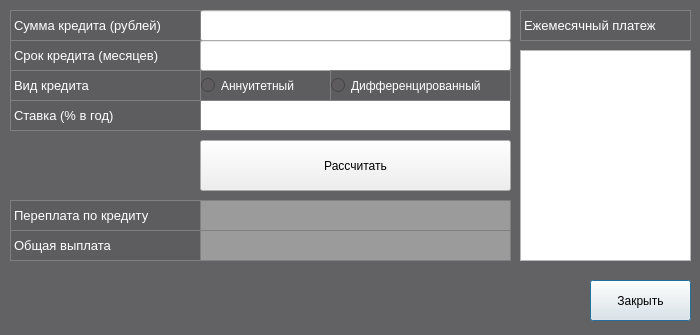
This is src/Calculator/calculator/view/calculator/credit.ui in HV220/SmartCalculator as Qt 5 draws it before an edit. The edited form follows.
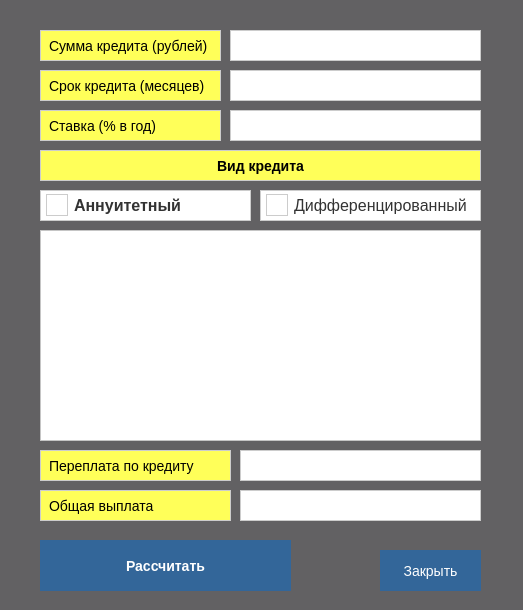
This is the edited form.

Commit message: fix some bags and ui credit main changed

```diff
--- a/src/Calculator/calculator/view/calculator/credit.ui
+++ b/src/Calculator/calculator/view/calculator/credit.ui
@@ -6,8 +6,8 @@
    <rect>
     <x>0</x>
     <y>0</y>
-    <width>700</width>
-    <height>335</height>
+    <width>523</width>
+    <height>610</height>
    </rect>
   </property>
   <property name="minimumSize">
@@ -18,8 +18,8 @@
   </property>
   <property name="maximumSize">
    <size>
-    <width>700</width>
-    <height>335</height>
+    <width>523</width>
+    <height>610</height>
    </size>
   </property>
   <property name="windowTitle">
@@ -33,18 +33,54 @@
   <widget class="QRadioButton" name="radioButton_diff">
    <property name="geometry">
     <rect>
-     <x>330</x>
-     <y>70</y>
-     <width>181</width>
+     <x>260</x>
+     <y>190</y>
+     <width>221</width>
      <height>31</height>
     </rect>
    </property>
+   <property name="font">
+    <font>
+     <family>Arial</family>
+     <pointsize>-1</pointsize>
+     <weight>50</weight>
+     <italic>false</italic>
+     <bold>false</bold>
+    </font>
+   </property>
    <property name="styleSheet">
-    <string notr="true">QRadioButton{
-font:8pt &quot;.AppleSystemUIFont&quot;;
-	color: rgb(255, 255, 255);
-     border: 1px solid grey;
-	background-color: rgba(93, 92, 94, 209);
+    <string notr="true">QRadioButton {
+    font-family: Arial;
+    font-size: 16px;
+    color: #333333;
+    background-color: #ffffff;
+    border: 1px solid #cccccc;
+    padding: 5px;
+}
+
+QRadioButton::indicator {
+    width: 20px;
+    height: 20px;
+}
+
+QRadioButton::indicator:checked {
+    background-color: #336699;
+    border: 1px solid #336699;
+}
+
+QRadioButton::indicator:unchecked {
+    background-color: #ffffff;
+    border: 1px solid #cccccc;
+}
+
+QRadioButton::indicator:hover {
+    background-color: #dddddd;
+    border: 1px solid #999999;
+}
+
+QRadioButton::indicator:checked:hover {
+    background-color: #336699;
+    border: 1px solid #336699;
 }</string>
    </property>
    <property name="text">
@@ -54,53 +90,156 @@
   <widget class="QLineEdit" name="period">
    <property name="geometry">
     <rect>
-     <x>200</x>
-     <y>40</y>
-     <width>311</width>
+     <x>230</x>
+     <y>70</y>
+     <width>251</width>
      <height>31</height>
     </rect>
    </property>
+   <property name="styleSheet">
+    <string notr="true">QLineEdit {
+    font-family: Arial;
+    font-size: 14px;
+    color: #333333;
+    background-color: #ffffff;
+    border: 1px solid #cccccc;
+    padding: 5px;
+}
+
+QLineEdit:hover {
+    background-color: #f2f2f2;
+    border-color: #336699;
+}
+
+QLineEdit:focus {
+    border-color: #336699;
+}
+
+QLineEdit:disabled {
+    background-color: #f2f2f2;
+    color: #999999;
+}</string>
+   </property>
   </widget>
   <widget class="QLineEdit" name="interest_ratebool">
    <property name="geometry">
     <rect>
-     <x>200</x>
-     <y>100</y>
-     <width>311</width>
+     <x>230</x>
+     <y>110</y>
+     <width>251</width>
      <height>31</height>
     </rect>
    </property>
    <property name="styleSheet">
-    <string notr="true">QLineEdit{
-   border: 1px solid grey;
+    <string notr="true">QLineEdit {
+    font-family: Arial;
+    font-size: 14px;
+    color: #333333;
+    background-color: #ffffff;
+    border: 1px solid #cccccc;
+    padding: 5px;
+}
+
+QLineEdit:hover {
+    background-color: #f2f2f2;
+    border-color: #336699;
+}
+
+QLineEdit:focus {
+    border-color: #336699;
+}
+
+QLineEdit:disabled {
+    background-color: #f2f2f2;
+    color: #999999;
 }</string>
    </property>
   </widget>
   <widget class="QLineEdit" name="total_loan_amount">
    <property name="geometry">
     <rect>
-     <x>200</x>
-     <y>10</y>
-     <width>311</width>
+     <x>230</x>
+     <y>30</y>
+     <width>251</width>
      <height>31</height>
     </rect>
    </property>
+   <property name="styleSheet">
+    <string notr="true">QLineEdit {
+    font-family: Arial;
+    font-size: 14px;
+    color: #333333;
+    background-color: #ffffff;
+    border: 1px solid #cccccc;
+    padding: 5px;
+}
+
+QLineEdit:hover {
+    background-color: #f2f2f2;
+    border-color: #336699;
+}
+
+QLineEdit:focus {
+    border-color: #336699;
+}
+
+QLineEdit:disabled {
+    background-color: #f2f2f2;
+    color: #999999;
+}</string>
+   </property>
   </widget>
   <widget class="QRadioButton" name="radioButton_annuit">
    <property name="geometry">
     <rect>
-     <x>200</x>
-     <y>70</y>
-     <width>131</width>
+     <x>40</x>
+     <y>190</y>
+     <width>211</width>
      <height>31</height>
     </rect>
    </property>
+   <property name="font">
+    <font>
+     <family>Arial</family>
+     <pointsize>-1</pointsize>
+     <weight>75</weight>
+     <italic>false</italic>
+     <bold>true</bold>
+    </font>
+   </property>
    <property name="styleSheet">
-    <string notr="true">QRadioButton{
-font:8pt &quot;.AppleSystemUIFont&quot;;
-	color: rgb(255, 255, 255);
-     border: 1px solid grey;
-	background-color: rgba(93, 92, 94, 209);
+    <string notr="true">QRadioButton {
+    font-family: Arial;
+    font-size: 16px;
+    color: #333333;
+    background-color: #ffffff;
+    border: 1px solid #cccccc;
+    padding: 5px;
+}
+
+QRadioButton::indicator {
+    width: 20px;
+    height: 20px;
+}
+
+QRadioButton::indicator:checked {
+    background-color: #336699;
+    border: 1px solid #336699;
+}
+
+QRadioButton::indicator:unchecked {
+    background-color: #ffffff;
+    border: 1px solid #cccccc;
+}
+
+QRadioButton::indicator:hover {
+    background-color: #dddddd;
+    border: 1px solid #999999;
+}
+
+QRadioButton::indicator:checked:hover {
+    background-color: #336699;
+    border: 1px solid #336699;
 }</string>
    </property>
    <property name="text">
@@ -110,27 +249,42 @@
   <widget class="QLabel" name="label_period">
    <property name="geometry">
     <rect>
-     <x>10</x>
-     <y>40</y>
-     <width>191</width>
+     <x>40</x>
+     <y>70</y>
+     <width>181</width>
      <height>31</height>
     </rect>
    </property>
    <property name="font">
     <font>
-     <family>.AppleSystemUIFont</family>
-     <pointsize>10</pointsize>
+     <family>Arial</family>
+     <pointsize>-1</pointsize>
      <weight>50</weight>
      <italic>false</italic>
      <bold>false</bold>
     </font>
    </property>
    <property name="styleSheet">
-    <string notr="true">QLabel{
-font:10pt &quot;.AppleSystemUIFont&quot;;
-	color: rgb(255, 255, 255);
-     border: 1px solid grey;
-	background-color: rgba(93, 92, 94, 209);
+    <string notr="true">QLabel {
+    font-family: Arial;
+    font-size: 14px;
+    color: #000000;
+    background-color: #FFFF59;
+    padding: 5px;
+    border: 1px solid #cccccc;
+}
+
+QLabel#styledLabel {
+    font-weight: bold;
+}
+
+QLabel#highlightedLabel {
+    background-color: #FFFF59;
+}
+
+QLabel#styledHighlightedLabel {
+    font-weight: bold;
+    background-color: #FFFF59;
 }</string>
    </property>
    <property name="text">
@@ -140,27 +294,42 @@
   <widget class="QLabel" name="label_bet">
    <property name="geometry">
     <rect>
-     <x>10</x>
-     <y>100</y>
-     <width>191</width>
+     <x>40</x>
+     <y>110</y>
+     <width>181</width>
      <height>31</height>
     </rect>
    </property>
    <property name="font">
     <font>
-     <family>.AppleSystemUIFont</family>
-     <pointsize>10</pointsize>
+     <family>Arial</family>
+     <pointsize>-1</pointsize>
      <weight>50</weight>
      <italic>false</italic>
      <bold>false</bold>
     </font>
    </property>
    <property name="styleSheet">
-    <string notr="true">QLabel{
-font:10pt &quot;.AppleSystemUIFont&quot;;
-	color: rgb(255, 255, 255);
-     border: 1px solid grey;
-	background-color: rgba(93, 92, 94, 209);
+    <string notr="true">QLabel {
+    font-family: Arial;
+    font-size: 14px;
+    color: #000000;
+    background-color: #FFFF59;
+    padding: 5px;
+    border: 1px solid #cccccc;
+}
+
+QLabel#styledLabel {
+    font-weight: bold;
+}
+
+QLabel#highlightedLabel {
+    background-color: #FFFF59;
+}
+
+QLabel#styledHighlightedLabel {
+    font-weight: bold;
+    background-color: #FFFF59;
 }</string>
    </property>
    <property name="text">
@@ -170,57 +339,90 @@
   <widget class="QLabel" name="label_type">
    <property name="geometry">
     <rect>
-     <x>10</x>
-     <y>70</y>
-     <width>191</width>
+     <x>40</x>
+     <y>150</y>
+     <width>441</width>
      <height>31</height>
     </rect>
    </property>
    <property name="font">
     <font>
-     <family>.AppleSystemUIFont</family>
-     <pointsize>10</pointsize>
-     <weight>50</weight>
+     <family>Arial</family>
+     <pointsize>-1</pointsize>
+     <weight>75</weight>
      <italic>false</italic>
-     <bold>false</bold>
+     <bold>true</bold>
     </font>
    </property>
    <property name="styleSheet">
-    <string notr="true">QLabel{
-font:10pt &quot;.AppleSystemUIFont&quot;;
-	color: rgb(255, 255, 255);
-     border: 1px solid grey;
-	background-color: rgba(93, 92, 94, 209);
+    <string notr="true">QLabel {
+    font-family: Arial;
+    font-size: 14px;
+    color: #000000;
+    background-color: #FFFF59;
+    padding: 5px;
+    border: 1px solid #cccccc;
+}
+
+QLabel#styledLabel {
+    font-weight: bold;
+}
+
+QLabel#highlightedLabel {
+    background-color: #FFFF59;
+}
+
+QLabel#styledHighlightedLabel {
+    font-weight: bold;
+    background-color: #FFFF59;
 }</string>
    </property>
    <property name="text">
     <string>Вид кредита</string>
    </property>
+   <property name="alignment">
+    <set>Qt::AlignCenter</set>
+   </property>
   </widget>
   <widget class="QLabel" name="label_summ">
    <property name="geometry">
     <rect>
-     <x>10</x>
-     <y>10</y>
-     <width>191</width>
+     <x>40</x>
+     <y>30</y>
+     <width>181</width>
      <height>31</height>
     </rect>
    </property>
    <property name="font">
     <font>
-     <family>.AppleSystemUIFont</family>
-     <pointsize>10</pointsize>
+     <family>Arial</family>
+     <pointsize>-1</pointsize>
      <weight>50</weight>
      <italic>false</italic>
      <bold>false</bold>
     </font>
    </property>
    <property name="styleSheet">
-    <string notr="true">QLabel{
-font:10pt &quot;.AppleSystemUIFont&quot;;
-	color: rgb(255, 255, 255);
-     border: 1px solid grey;
-	background-color: rgba(93, 92, 94, 209);
+    <string notr="true">QLabel {
+    font-family: Arial;
+    font-size: 14px;
+    color: #000000;
+    background-color: #FFFF59;
+    padding: 5px;
+    border: 1px solid #cccccc;
+}
+
+QLabel#styledLabel {
+    font-weight: bold;
+}
+
+QLabel#highlightedLabel {
+    background-color: #FFFF59;
+}
+
+QLabel#styledHighlightedLabel {
+    font-weight: bold;
+    background-color: #FFFF59;
 }</string>
    </property>
    <property name="text">
@@ -230,97 +432,205 @@
   <widget class="QLabel" name="CreditOverpayment">
    <property name="geometry">
     <rect>
-     <x>200</x>
-     <y>200</y>
-     <width>311</width>
+     <x>240</x>
+     <y>450</y>
+     <width>241</width>
      <height>31</height>
     </rect>
    </property>
    <property name="palette">
     <palette>
      <active>
+      <colorrole role="WindowText">
+       <brush brushstyle="SolidPattern">
+        <color alpha="255">
+         <red>51</red>
+         <green>51</green>
+         <blue>51</blue>
+        </color>
+       </brush>
+      </colorrole>
       <colorrole role="Button">
        <brush brushstyle="SolidPattern">
         <color alpha="255">
-         <red>155</red>
-         <green>155</green>
-         <blue>155</blue>
+         <red>255</red>
+         <green>255</green>
+         <blue>255</blue>
+        </color>
+       </brush>
+      </colorrole>
+      <colorrole role="Text">
+       <brush brushstyle="SolidPattern">
+        <color alpha="255">
+         <red>51</red>
+         <green>51</green>
+         <blue>51</blue>
+        </color>
+       </brush>
+      </colorrole>
+      <colorrole role="ButtonText">
+       <brush brushstyle="SolidPattern">
+        <color alpha="255">
+         <red>51</red>
+         <green>51</green>
+         <blue>51</blue>
         </color>
        </brush>
       </colorrole>
       <colorrole role="Base">
        <brush brushstyle="SolidPattern">
         <color alpha="255">
-         <red>155</red>
-         <green>155</green>
-         <blue>155</blue>
+         <red>255</red>
+         <green>255</green>
+         <blue>255</blue>
         </color>
        </brush>
       </colorrole>
       <colorrole role="Window">
        <brush brushstyle="SolidPattern">
         <color alpha="255">
-         <red>155</red>
-         <green>155</green>
-         <blue>155</blue>
+         <red>255</red>
+         <green>255</green>
+         <blue>255</blue>
+        </color>
+       </brush>
+      </colorrole>
+      <colorrole role="PlaceholderText">
+       <brush brushstyle="NoBrush">
+        <color alpha="128">
+         <red>51</red>
+         <green>51</green>
+         <blue>51</blue>
         </color>
        </brush>
       </colorrole>
      </active>
      <inactive>
+      <colorrole role="WindowText">
+       <brush brushstyle="SolidPattern">
+        <color alpha="255">
+         <red>51</red>
+         <green>51</green>
+         <blue>51</blue>
+        </color>
+       </brush>
+      </colorrole>
       <colorrole role="Button">
        <brush brushstyle="SolidPattern">
         <color alpha="255">
-         <red>155</red>
-         <green>155</green>
-         <blue>155</blue>
+         <red>255</red>
+         <green>255</green>
+         <blue>255</blue>
+        </color>
+       </brush>
+      </colorrole>
+      <colorrole role="Text">
+       <brush brushstyle="SolidPattern">
+        <color alpha="255">
+         <red>51</red>
+         <green>51</green>
+         <blue>51</blue>
+        </color>
+       </brush>
+      </colorrole>
+      <colorrole role="ButtonText">
+       <brush brushstyle="SolidPattern">
+        <color alpha="255">
+         <red>51</red>
+         <green>51</green>
+         <blue>51</blue>
         </color>
        </brush>
       </colorrole>
       <colorrole role="Base">
        <brush brushstyle="SolidPattern">
         <color alpha="255">
-         <red>155</red>
-         <green>155</green>
-         <blue>155</blue>
+         <red>255</red>
+         <green>255</green>
+         <blue>255</blue>
         </color>
        </brush>
       </colorrole>
       <colorrole role="Window">
        <brush brushstyle="SolidPattern">
         <color alpha="255">
-         <red>155</red>
-         <green>155</green>
-         <blue>155</blue>
+         <red>255</red>
+         <green>255</green>
+         <blue>255</blue>
+        </color>
+       </brush>
+      </colorrole>
+      <colorrole role="PlaceholderText">
+       <brush brushstyle="NoBrush">
+        <color alpha="128">
+         <red>51</red>
+         <green>51</green>
+         <blue>51</blue>
         </color>
        </brush>
       </colorrole>
      </inactive>
      <disabled>
+      <colorrole role="WindowText">
+       <brush brushstyle="SolidPattern">
+        <color alpha="255">
+         <red>51</red>
+         <green>51</green>
+         <blue>51</blue>
+        </color>
+       </brush>
+      </colorrole>
       <colorrole role="Button">
        <brush brushstyle="SolidPattern">
         <color alpha="255">
-         <red>155</red>
-         <green>155</green>
-         <blue>155</blue>
+         <red>255</red>
+         <green>255</green>
+         <blue>255</blue>
+        </color>
+       </brush>
+      </colorrole>
+      <colorrole role="Text">
+       <brush brushstyle="SolidPattern">
+        <color alpha="255">
+         <red>51</red>
+         <green>51</green>
+         <blue>51</blue>
+        </color>
+       </brush>
+      </colorrole>
+      <colorrole role="ButtonText">
+       <brush brushstyle="SolidPattern">
+        <color alpha="255">
+         <red>51</red>
+         <green>51</green>
+         <blue>51</blue>
         </color>
        </brush>
       </colorrole>
       <colorrole role="Base">
        <brush brushstyle="SolidPattern">
         <color alpha="255">
-         <red>155</red>
-         <green>155</green>
-         <blue>155</blue>
+         <red>255</red>
+         <green>255</green>
+         <blue>255</blue>
         </color>
        </brush>
       </colorrole>
       <colorrole role="Window">
        <brush brushstyle="SolidPattern">
         <color alpha="255">
-         <red>155</red>
-         <green>155</green>
-         <blue>155</blue>
+         <red>255</red>
+         <green>255</green>
+         <blue>255</blue>
+        </color>
+       </brush>
+      </colorrole>
+      <colorrole role="PlaceholderText">
+       <brush brushstyle="NoBrush">
+        <color alpha="128">
+         <red>51</red>
+         <green>51</green>
+         <blue>51</blue>
         </color>
        </brush>
       </colorrole>
@@ -328,12 +638,27 @@
     </palette>
    </property>
    <property name="styleSheet">
-    <string notr="true">QLabel{
-    border: 1px solid grey;
-	background-color: rgb(155, 155, 155);
-	font: 10pt &quot;Arial&quot;;
+    <string notr="true">QLabel {
+    font-family: Arial;
+    font-size: 14px;
+    color: #333333;
+    background-color: #ffffff;
+    border: 1px solid #cccccc;
+    padding: 5px;
 }
-</string>
+
+QLabel#styledLabel {
+    font-weight: bold;
+}
+
+QLabel#highlightedLabel {
+    background-color: #FFFF59;
+}
+
+QLabel#styledHighlightedLabel {
+    font-weight: bold;
+    background-color: #FFFF59;
+}</string>
    </property>
    <property name="text">
     <string/>
@@ -348,27 +673,42 @@
   <widget class="QLabel" name="label_total">
    <property name="geometry">
     <rect>
-     <x>10</x>
-     <y>230</y>
+     <x>40</x>
+     <y>490</y>
      <width>191</width>
      <height>31</height>
     </rect>
    </property>
    <property name="font">
     <font>
-     <family>.AppleSystemUIFont</family>
-     <pointsize>10</pointsize>
+     <family>Arial</family>
+     <pointsize>-1</pointsize>
      <weight>50</weight>
      <italic>false</italic>
      <bold>false</bold>
     </font>
    </property>
    <property name="styleSheet">
-    <string notr="true">QLabel{
-font:10pt &quot;.AppleSystemUIFont&quot;;
-	color: rgb(255, 255, 255);
-     border: 1px solid grey;
-	background-color: rgba(93, 92, 94, 209);
+    <string notr="true">QLabel {
+    font-family: Arial;
+    font-size: 14px;
+    color: #000000;
+    background-color: #FFFF59;
+    padding: 5px;
+    border: 1px solid #cccccc;
+}
+
+QLabel#styledLabel {
+    font-weight: bold;
+}
+
+QLabel#highlightedLabel {
+    background-color: #FFFF59;
+}
+
+QLabel#styledHighlightedLabel {
+    font-weight: bold;
+    background-color: #FFFF59;
 }</string>
    </property>
    <property name="text">
@@ -378,97 +718,205 @@
   <widget class="QLabel" name="TotalPayment">
    <property name="geometry">
     <rect>
-     <x>200</x>
-     <y>230</y>
-     <width>311</width>
+     <x>240</x>
+     <y>490</y>
+     <width>241</width>
      <height>31</height>
     </rect>
    </property>
    <property name="palette">
     <palette>
      <active>
+      <colorrole role="WindowText">
+       <brush brushstyle="SolidPattern">
+        <color alpha="255">
+         <red>51</red>
+         <green>51</green>
+         <blue>51</blue>
+        </color>
+       </brush>
+      </colorrole>
       <colorrole role="Button">
        <brush brushstyle="SolidPattern">
         <color alpha="255">
-         <red>155</red>
-         <green>155</green>
-         <blue>155</blue>
+         <red>255</red>
+         <green>255</green>
+         <blue>255</blue>
+        </color>
+       </brush>
+      </colorrole>
+      <colorrole role="Text">
+       <brush brushstyle="SolidPattern">
+        <color alpha="255">
+         <red>51</red>
+         <green>51</green>
+         <blue>51</blue>
+        </color>
+       </brush>
+      </colorrole>
+      <colorrole role="ButtonText">
+       <brush brushstyle="SolidPattern">
+        <color alpha="255">
+         <red>51</red>
+         <green>51</green>
+         <blue>51</blue>
         </color>
        </brush>
       </colorrole>
       <colorrole role="Base">
        <brush brushstyle="SolidPattern">
         <color alpha="255">
-         <red>155</red>
-         <green>155</green>
-         <blue>155</blue>
+         <red>255</red>
+         <green>255</green>
+         <blue>255</blue>
         </color>
        </brush>
       </colorrole>
       <colorrole role="Window">
        <brush brushstyle="SolidPattern">
         <color alpha="255">
-         <red>155</red>
-         <green>155</green>
-         <blue>155</blue>
+         <red>255</red>
+         <green>255</green>
+         <blue>255</blue>
+        </color>
+       </brush>
+      </colorrole>
+      <colorrole role="PlaceholderText">
+       <brush brushstyle="NoBrush">
+        <color alpha="128">
+         <red>51</red>
+         <green>51</green>
+         <blue>51</blue>
         </color>
        </brush>
       </colorrole>
      </active>
      <inactive>
+      <colorrole role="WindowText">
+       <brush brushstyle="SolidPattern">
+        <color alpha="255">
+         <red>51</red>
+         <green>51</green>
+         <blue>51</blue>
+        </color>
+       </brush>
+      </colorrole>
       <colorrole role="Button">
        <brush brushstyle="SolidPattern">
         <color alpha="255">
-         <red>155</red>
-         <green>155</green>
-         <blue>155</blue>
+         <red>255</red>
+         <green>255</green>
+         <blue>255</blue>
+        </color>
+       </brush>
+      </colorrole>
+      <colorrole role="Text">
+       <brush brushstyle="SolidPattern">
+        <color alpha="255">
+         <red>51</red>
+         <green>51</green>
+         <blue>51</blue>
+        </color>
+       </brush>
+      </colorrole>
+      <colorrole role="ButtonText">
+       <brush brushstyle="SolidPattern">
+        <color alpha="255">
+         <red>51</red>
+         <green>51</green>
+         <blue>51</blue>
         </color>
        </brush>
       </colorrole>
       <colorrole role="Base">
        <brush brushstyle="SolidPattern">
         <color alpha="255">
-         <red>155</red>
-         <green>155</green>
-         <blue>155</blue>
+         <red>255</red>
+         <green>255</green>
+         <blue>255</blue>
         </color>
        </brush>
       </colorrole>
       <colorrole role="Window">
        <brush brushstyle="SolidPattern">
         <color alpha="255">
-         <red>155</red>
-         <green>155</green>
-         <blue>155</blue>
+         <red>255</red>
+         <green>255</green>
+         <blue>255</blue>
+        </color>
+       </brush>
+      </colorrole>
+      <colorrole role="PlaceholderText">
+       <brush brushstyle="NoBrush">
+        <color alpha="128">
+         <red>51</red>
+         <green>51</green>
+         <blue>51</blue>
         </color>
        </brush>
       </colorrole>
      </inactive>
      <disabled>
+      <colorrole role="WindowText">
+       <brush brushstyle="SolidPattern">
+        <color alpha="255">
+         <red>51</red>
+         <green>51</green>
+         <blue>51</blue>
+        </color>
+       </brush>
+      </colorrole>
       <colorrole role="Button">
        <brush brushstyle="SolidPattern">
         <color alpha="255">
-         <red>155</red>
-         <green>155</green>
-         <blue>155</blue>
+         <red>255</red>
+         <green>255</green>
+         <blue>255</blue>
+        </color>
+       </brush>
+      </colorrole>
+      <colorrole role="Text">
+       <brush brushstyle="SolidPattern">
+        <color alpha="255">
+         <red>51</red>
+         <green>51</green>
+         <blue>51</blue>
+        </color>
+       </brush>
+      </colorrole>
+      <colorrole role="ButtonText">
+       <brush brushstyle="SolidPattern">
+        <color alpha="255">
+         <red>51</red>
+         <green>51</green>
+         <blue>51</blue>
         </color>
        </brush>
       </colorrole>
       <colorrole role="Base">
        <brush brushstyle="SolidPattern">
         <color alpha="255">
-         <red>155</red>
-         <green>155</green>
-         <blue>155</blue>
+         <red>255</red>
+         <green>255</green>
+         <blue>255</blue>
         </color>
        </brush>
       </colorrole>
       <colorrole role="Window">
        <brush brushstyle="SolidPattern">
         <color alpha="255">
-         <red>155</red>
-         <green>155</green>
-         <blue>155</blue>
+         <red>255</red>
+         <green>255</green>
+         <blue>255</blue>
+        </color>
+       </brush>
+      </colorrole>
+      <colorrole role="PlaceholderText">
+       <brush brushstyle="NoBrush">
+        <color alpha="128">
+         <red>51</red>
+         <green>51</green>
+         <blue>51</blue>
         </color>
        </brush>
       </colorrole>
@@ -476,12 +924,27 @@
     </palette>
    </property>
    <property name="styleSheet">
-    <string notr="true">QLabel{
-    border: 1px solid grey;
-	background-color: rgb(155,155,155);
-	font: 10pt &quot;Arial&quot;;
+    <string notr="true">QLabel {
+    font-family: Arial;
+    font-size: 14px;
+    color: #333333;
+    background-color: #ffffff;
+    border: 1px solid #cccccc;
+    padding: 5px;
 }
-</string>
+
+QLabel#styledLabel {
+    font-weight: bold;
+}
+
+QLabel#highlightedLabel {
+    background-color: #FFFF59;
+}
+
+QLabel#styledHighlightedLabel {
+    font-weight: bold;
+    background-color: #FFFF59;
+}</string>
    </property>
    <property name="text">
     <string/>
@@ -496,72 +959,80 @@
   <widget class="QLabel" name="label_over">
    <property name="geometry">
     <rect>
-     <x>10</x>
-     <y>200</y>
+     <x>40</x>
+     <y>450</y>
      <width>191</width>
      <height>31</height>
     </rect>
    </property>
    <property name="font">
     <font>
-     <family>.AppleSystemUIFont</family>
-     <pointsize>10</pointsize>
+     <family>Arial</family>
+     <pointsize>-1</pointsize>
      <weight>50</weight>
      <italic>false</italic>
      <bold>false</bold>
     </font>
    </property>
    <property name="styleSheet">
-    <string notr="true">QLabel{
-font:10pt &quot;.AppleSystemUIFont&quot;;
-	color: rgb(255, 255, 255);
-     border: 1px solid grey;
-	background-color: rgba(93, 92, 94, 209);
+    <string notr="true">QLabel {
+    font-family: Arial;
+    font-size: 14px;
+    color: #000000;
+    background-color: #FFFF59;
+    padding: 5px;
+    border: 1px solid #cccccc;
+}
+
+QLabel#styledLabel {
+    font-weight: bold;
+}
+
+QLabel#highlightedLabel {
+    background-color: #FFFF59;
+}
+
+QLabel#styledHighlightedLabel {
+    font-weight: bold;
+    background-color: #FFFF59;
 }</string>
    </property>
    <property name="text">
     <string>Переплата по кредиту</string>
    </property>
   </widget>
-  <widget class="QLabel" name="label_monthly">
-   <property name="geometry">
-    <rect>
-     <x>520</x>
-     <y>10</y>
-     <width>171</width>
-     <height>31</height>
-    </rect>
-   </property>
-   <property name="font">
-    <font>
-     <family>.AppleSystemUIFont</family>
-     <pointsize>10</pointsize>
-     <weight>50</weight>
-     <italic>false</italic>
-     <bold>false</bold>
-    </font>
-   </property>
-   <property name="styleSheet">
-    <string notr="true">QLabel{
-font:10pt &quot;.AppleSystemUIFont&quot;;
-	color: rgb(255, 255, 255);
-     border: 1px solid grey;
-	background-color: rgba(93, 92, 94, 209);
-}</string>
-   </property>
-   <property name="text">
-    <string>Ежемесячный платеж</string>
-   </property>
-  </widget>
   <widget class="QPushButton" name="pushButton_closecredit">
    <property name="geometry">
     <rect>
-     <x>590</x>
-     <y>280</y>
+     <x>380</x>
+     <y>550</y>
      <width>101</width>
      <height>41</height>
     </rect>
    </property>
+   <property name="styleSheet">
+    <string notr="true">QPushButton {
+    font-family: Arial;
+    font-size: 14px;
+    color: #ffffff;
+    background-color: #336699;
+    border: none;
+    padding: 8px 16px;
+}
+
+QPushButton:hover {
+    background-color: #428BCA;
+}
+
+QPushButton:pressed {
+    background-color: #2A6496;
+}
+
+QPushButton:disabled {
+    background-color: #cccccc;
+    color: #666666;
+}</string>
+   </property>
    <property name="text">
     <string>Закрыть</string>
    </property>
@@ -569,25 +1040,147 @@
   <widget class="QPushButton" name="pushButton_12">
    <property name="geometry">
     <rect>
-     <x>200</x>
-     <y>140</y>
-     <width>311</width>
+     <x>40</x>
+     <y>540</y>
+     <width>251</width>
      <height>51</height>
     </rect>
    </property>
+   <property name="font">
+    <font>
+     <family>Arial</family>
+     <pointsize>-1</pointsize>
+     <weight>75</weight>
+     <italic>false</italic>
+     <bold>true</bold>
+    </font>
+   </property>
+   <property name="styleSheet">
+    <string notr="true">QPushButton {
+    font-family: Arial;
+    font-size: 14px;
+    color: #ffffff;
+    background-color: #336699;
+    border: none;
+    padding: 8px 16px;
+}
+
+QPushButton:hover {
+    background-color: #428BCA;
+}
+
+QPushButton:pressed {
+    background-color: #2A6496;
+}
+
+QPushButton:disabled {
+    background-color: #cccccc;
+    color: #666666;
+}</string>
+   </property>
    <property name="text">
     <string>Рассчитать</string>
    </property>
   </widget>
-  <widget class="QListWidget" name="MounthPayments">
+  <widget class="QTableWidget" name="MounthPayments">
    <property name="geometry">
     <rect>
-     <x>520</x>
-     <y>50</y>
-     <width>171</width>
+     <x>40</x>
+     <y>230</y>
+     <width>441</width>
      <height>211</height>
     </rect>
    </property>
+   <property name="styleSheet">
+    <string notr="true">QTableWidget {
+    font: 14px Arial;
+    color: #333333;
+    background-color: #ffffff;
+}
+
+QTableWidget::item {
+    padding: 5px;
+    border-bottom: 1px solid #cccccc;
+}
+
+QTableWidget::item:selected {
+    background-color: #336699;
+    color: #ffffff;
+}
+
+QTableWidget::item:hover {
+    background-color: #dddddd;
+}
+
+QHeaderView {
+    font-weight: bold;
+    background-color: #f2f2f2;
+    border-bottom: 1px solid #cccccc;
+    padding: 5px;
+}
+
+QHeaderView::section {
+    background-color: #f2f2f2;
+    border-right: 1px solid #cccccc;
+    border-bottom: 1px solid #cccccc;
+}
+
+QScrollBar:vertical {
+    border: none;
+    background: #ffffff;
+    width: 14px;
+    margin: 0px 0px 0px 0px;
+}
+
+QScrollBar::handle:vertical {
+    background-color: #cccccc;
+    min-height: 20px;
+}
+
+QScrollBar::add-line:vertical {
+    border: none;
+    background-color: transparent;
+    height: 0px;
+    subcontrol-position: bottom;
+    subcontrol-origin: margin;
+}
+
+QScrollBar::sub-line:vertical {
+    border: none;
+    background-color: transparent;
+    height: 0px;
+    subcontrol-position: top;
+    subcontrol-origin: margin;
+}
+
+QScrollBar:horizontal {
+    border: none;
+    background: #ffffff;
+    height: 14px;
+    margin: 0px 0px 0px 0px;
+}
+
+QScrollBar::handle:horizontal {
+    background-color: #cccccc;
+    min-width: 20px;
+}
+
+QScrollBar::add-line:horizontal {
+    border: none;
+    background-color: transparent;
+    width: 0px;
+    subcontrol-position: right;
+    subcontrol-origin: margin;
+}
+
+QScrollBar::sub-line:horizontal {
+    border: none;
+    background-color: transparent;
+    width: 0px;
+    subcontrol-position: left;
+    subcontrol-origin: margin;
+}</string>
+   </property>
   </widget>
   <zorder>interest_ratebool</zorder>
   <zorder>total_loan_amount</zorder>
```
Left out of the diff: 1 changed line with no effect on the pictures. The commit also changes 3 other files.
